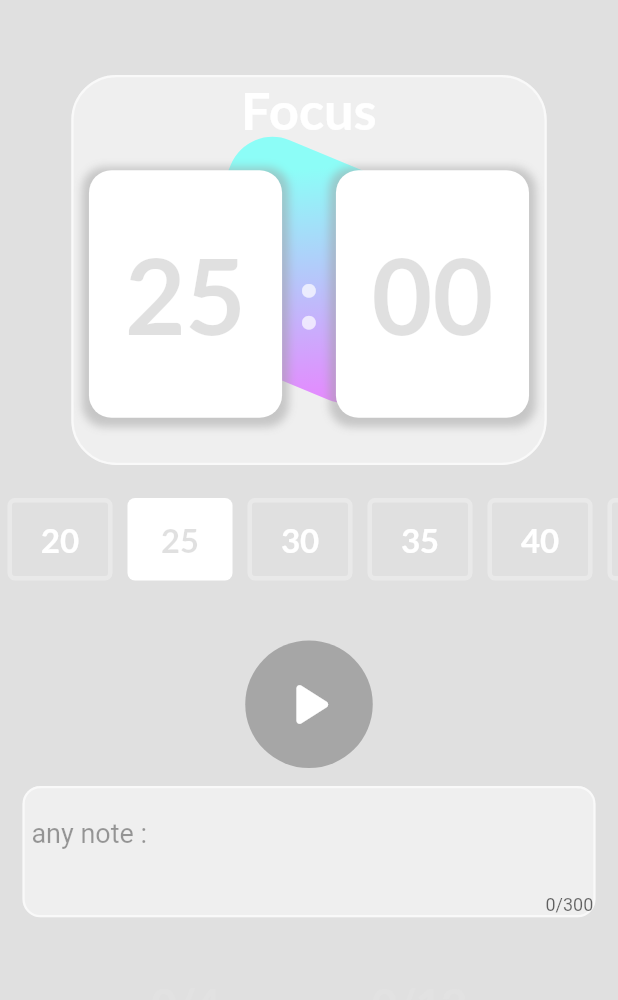
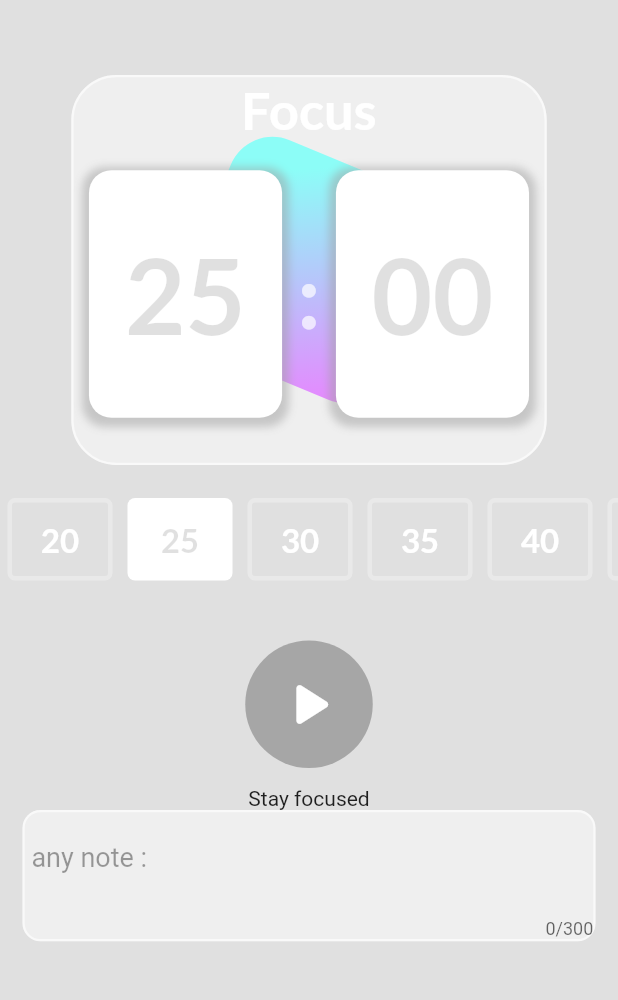
Before and after one commit to radG1t/pomodox, a Flutter app: the screen it shows after launch, on a phone screen of 412 x 824 dp, the part 84-1084 px from its top. Run offline on Flutter 3.47's test engine with Material 2 defaults, Android fonts, the phone set to English and light mode, and no system bars; our stand-ins replace google_fonts.

Commit message:
working on random sentence

```diff
--- a/lib/PomodoroScreen.dart
+++ b/lib/PomodoroScreen.dart
@@ -55,6 +55,7 @@ class PomodoroScreen extends StatelessWidget {
                   SizedBox(
                     height: 12,
                   ),
+                  getRandomSentence(),
                   noteBox(),
                   SizedBox(
                     height: 40,
--- a/lib/utils.dart
+++ b/lib/utils.dart
@@ -1,5 +1,6 @@
 import 'package:flutter/material.dart';
 import 'package:google_fonts/google_fonts.dart';
+import 'dart:math';
 
 TextStyle textStyle(double size, Color color, FontWeight fw) {
   return GoogleFonts.lato(fontSize: size, fontWeight: fw, color: color);
@@ -29,3 +30,40 @@ Color rednderColor(String currentState) {
     return Colors.lightBlueAccent;
   }
 }
+
+String workRandomSentence() {
+  List<String> sentences = [
+    'Stay focused',
+    'make it happen!',
+    'Dream big, work hard',
+    'Every small step counts',
+    'Keep moving forward.'
+  ];
+  Random random = Random();
+  int index = random.nextInt(sentences.length);
+  return sentences[index];
+}
+
+String breakRandomSentence() {
+  List<String> sentences = [
+    'Rest your mind, refresh your focus',
+    'Get rest',
+    'Take a deep breath',
+    'Relax and recharge!',
+    'Give yourself a break,You deserve it;)',
+    'Disconnect and recharge',
+  ];
+  Random random = Random();
+  int index = random.nextInt(sentences.length);
+  return sentences[index];
+}
+
+class getRandomSentence extends StatelessWidget {
+  const getRandomSentence({super.key});
+
+  @override
+  Widget build(BuildContext context) {
+    return Text(workRandomSentence());
+  }
+}
+// if focus page this randoms else those randoms
```
